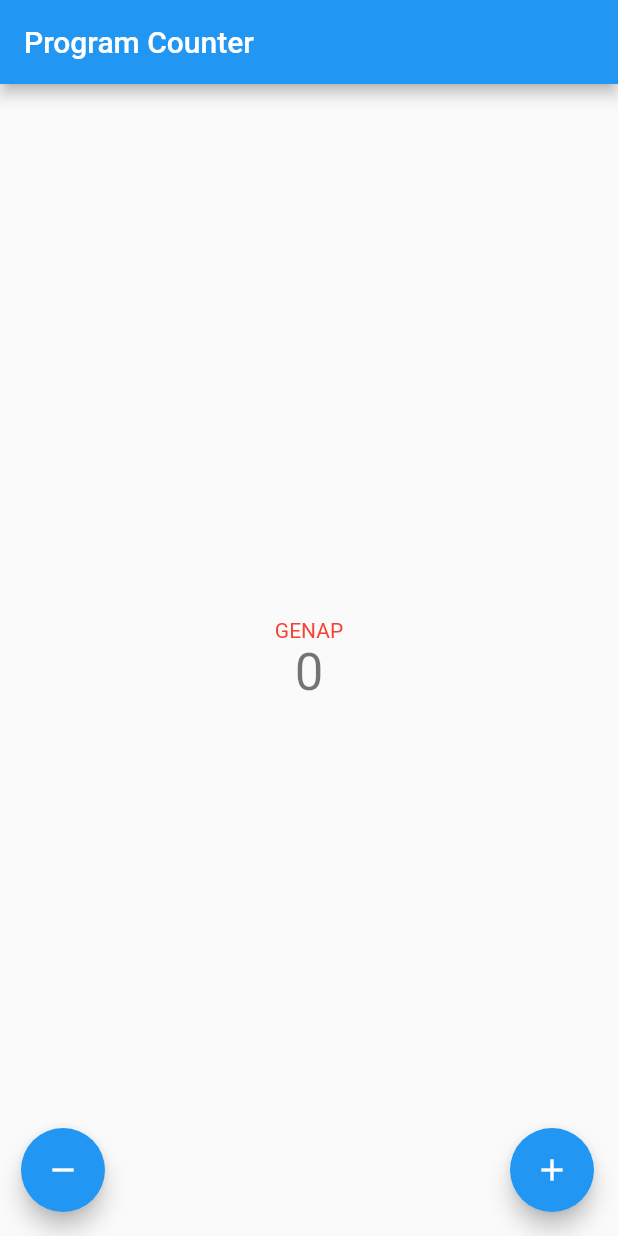
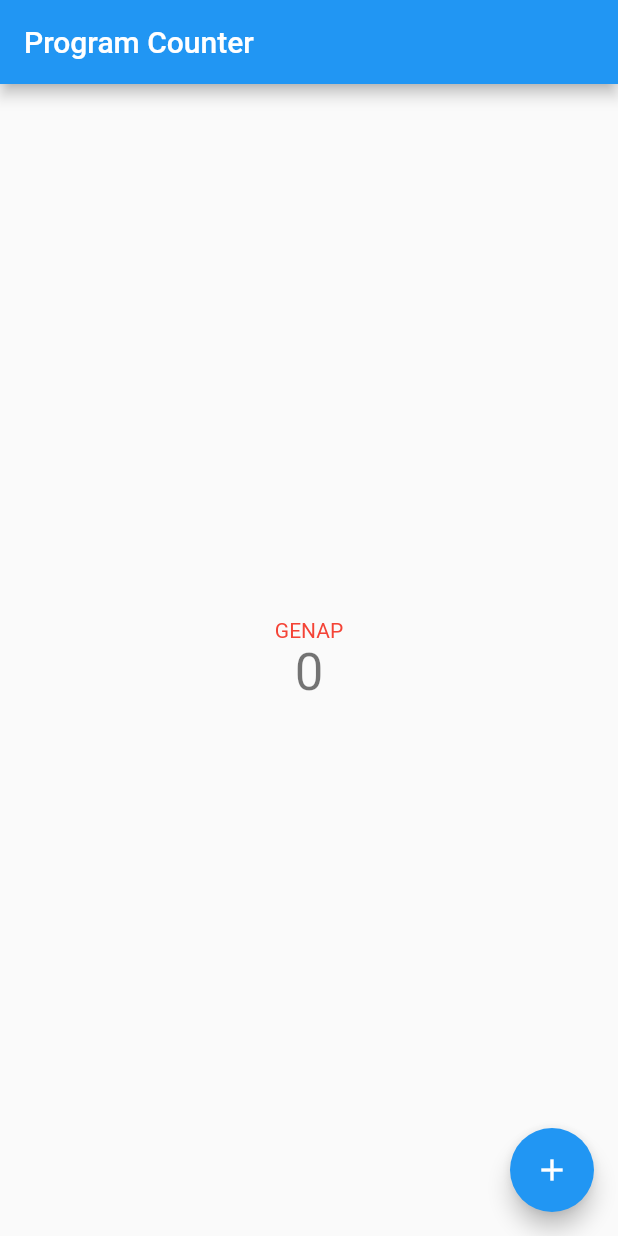
Before and after one commit to marcellinuselbert/pbp-flutter-lab, a Flutter app: the screen it shows after launch, on a phone screen of 412 x 824 dp. Run offline on Flutter 3.47's test engine with Material 2 defaults, Android fonts, the phone set to English and light mode, and no system bars.

Commit message:
Implement bonus

```diff
--- a/lib/main.dart
+++ b/lib/main.dart
@@ -140,10 +140,13 @@ class _MyHomePageState extends State<MyHomePage> {
           child: Row(
             mainAxisAlignment: MainAxisAlignment.spaceBetween,
             children: [
-              FloatingActionButton(
-                onPressed: _decrementCounter,
-                tooltip: 'Decrement',
-                child: const Icon(Icons.remove),
+              Visibility(
+                visible: _counter > 0 ? true : false,
+                child: FloatingActionButton(
+                  onPressed: _decrementCounter,
+                  tooltip: 'Decrement',
+                  child: const Icon(Icons.remove),
+                ),
               ),
               FloatingActionButton(
                 onPressed: _incrementCounter,
```
